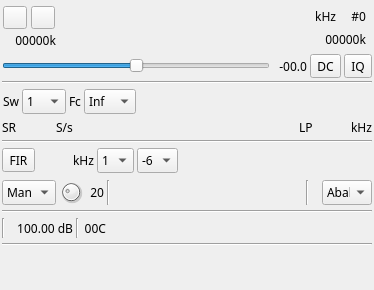
The window that plugins/samplesource/plutosdrinput/plutosdrinputgui.ui (f4exb/sdrangel) describes before a commit, drawn with Qt 5.
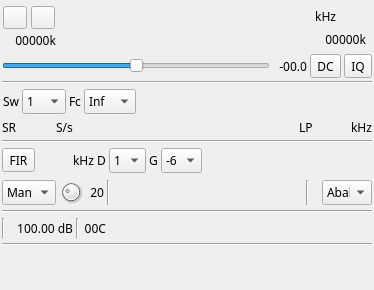
The same window after the commit. Icons and pictures are not drawn. Custom widgets are drawn as their Qt base class.

Commit message: PlutoSDR input: cosmetic changes

The edit to the form file:
```diff
--- a/plugins/samplesource/plutosdrinput/plutosdrinputgui.ui
+++ b/plugins/samplesource/plutosdrinput/plutosdrinputgui.ui
@@ -176,25 +176,6 @@
            </property>
           </widget>
          </item>
-         <item>
-          <widget class="QLabel" name="channelNumberText">
-           <property name="minimumSize">
-            <size>
-             <width>20</width>
-             <height>0</height>
-            </size>
-           </property>
-           <property name="toolTip">
-            <string>Channel number</string>
-           </property>
-           <property name="text">
-            <string>#0</string>
-           </property>
-           <property name="alignment">
-            <set>Qt::AlignRight|Qt::AlignTrailing|Qt::AlignVCenter</set>
-           </property>
-          </widget>
-         </item>
         </layout>
        </item>
        <item>
@@ -583,6 +564,13 @@
        </property>
       </widget>
      </item>
+     <item>
+      <widget class="QLabel" name="label">
+       <property name="text">
+        <string>D</string>
+       </property>
+      </widget>
+     </item>
      <item>
       <widget class="QComboBox" name="lpFIRDecimation">
        <property name="maximumSize">
@@ -611,6 +599,13 @@
        </item>
       </widget>
      </item>
+     <item>
+      <widget class="QLabel" name="lpFIRGainLabel">
+       <property name="text">
+        <string>G</string>
+       </property>
+      </widget>
+     </item>
      <item>
       <widget class="QComboBox" name="lpFIRGain">
        <property name="maximumSize">
```
The commit also changes 2 other files.
